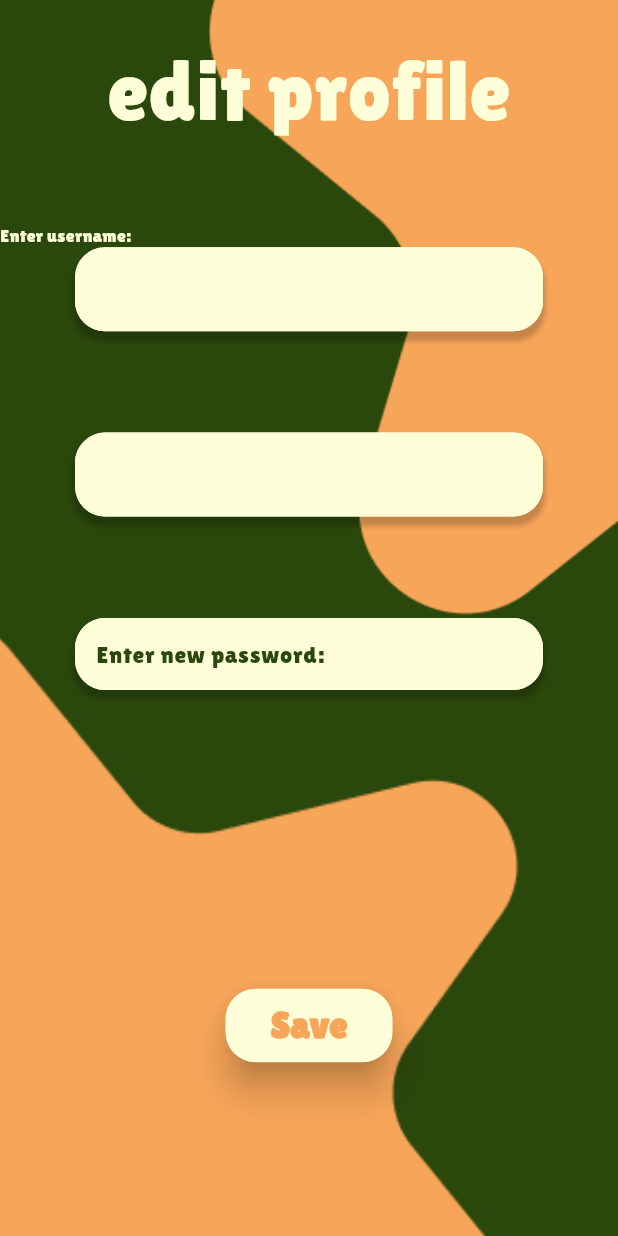
After one commit to amela-akija/animattio_mobile_app, a Flutter app: the EditProfilePage screen opened directly, on a phone screen of 412 x 824 dp. The commit adds this screen. Run offline on Flutter 3.47's test engine with Material 3 defaults, Android fonts, the phone set to English and light mode, and no system bars; our stand-ins replace cloud_firestore, firebase_auth, firebase_core, get, get_storage; accounts and stored records are empty; generated files the repository leaves out were written again.

Commit message:
account update

```diff
--- a/lib/localization/en.dart
+++ b/lib/localization/en.dart
@@ -3,7 +3,7 @@ const Map<String, String> en = {
   "sign_up": "Sign up",
   "log_to_sign": "Don't have an account yet? Sign up",
   "Log_in": "Log in",
-  "enter_password": "Enter password:",
+  "enter_password": "Enter password:", "enter_new_password": "Enter new password:",
   "enter_email": "Enter email:",
   "registered_successfully": "User registered successfully",
   "login_successfull": "User logged in successfully",
@@ -36,5 +36,5 @@ const Map<String, String> en = {
   "instructionMode2":
       "React by clicking on the screen only when this symbol is NOT displayed",
   "message": "Click on the screen to begin the game","delete":"delete account", "account_deletion": "Account deletion",
-  "delete_info":"Are you sure you want to delete the account?", "log_out":"Log out",
+  "delete_info":"Are you sure you want to delete the account?", "log_out":"Log out", "update":"edit profile",
 };
--- a/lib/localization/pl.dart
+++ b/lib/localization/pl.dart
@@ -3,7 +3,7 @@ const Map<String, String> pl = {
   "sign_up": "Rejestracja",
   "log_to_sign": "Nie masz jeszcze konta? Zarejestruj się",
   "Log_in": "Zaloguj",
-  "enter_password": "Wpisz hasło:",
+  "enter_password": "Wpisz hasło:", "enter_new_password": "Wpisz nowe hasło:",
   "enter_email": "Wpisz email:",
   "registered_successfully": "Poprawnie zarejestrowano",
   "login_successfull": "Poprawnie zalogowano",
@@ -36,5 +36,5 @@ const Map<String, String> pl = {
   "instructionMode2":
       "Reaguj klikając na ekran tylko wtedy, gdy ten symbol NIE jest wyświetlany",
   "message": "Kliknij na ekran, aby rozpocząć grę", "delete":"usuń konto", "account_deletion": "Usunięcie konta",
-  "delete_info":"Czy na pewno chcesz usunąć konto?", "log_out":"Wyloguj się",
+  "delete_info":"Czy na pewno chcesz usunąć konto?", "log_out":"Wyloguj się", "update":"edytuj profil",
 };
--- /dev/null
+++ b/lib/pages/edit_profile_page.dart
@@ -0,0 +1,363 @@
+import 'package:animattio_mobile_app/pages/main_page.dart';
+import 'package:animattio_mobile_app/pages/user_page.dart';
+import 'package:animattio_mobile_app/services/database_service.dart';
+import 'package:cloud_firestore/cloud_firestore.dart';
+import 'package:firebase_auth/firebase_auth.dart';
+import 'package:flutter/material.dart';
+import 'package:get/get.dart';
+
+class EditProfilePage extends StatefulWidget {
+  const EditProfilePage({super.key});
+
+  @override
+  State<EditProfilePage> createState() => _EditProfilePageState();
+}
+
+class _EditProfilePageState extends State<EditProfilePage> {
+  final dbService = DatabaseService();
+  final GlobalKey<FormState> _formKey = GlobalKey();
+
+  final TextEditingController usernameController = TextEditingController();
+  final TextEditingController emailController = TextEditingController();
+
+  @override
+  void initState() {
+    super.initState();
+    _loadUserData();
+  }
+
+  Future<void> _loadUserData() async {
+    Map<String, String> userData = await dbService.getUserData();
+    usernameController.text = userData['username'] ?? '';
+    emailController.text = userData['email'] ?? '';
+  }
+
+  //Registration controllers
+  final passwordController = TextEditingController();
+  final repeatPasswordController = TextEditingController();
+
+  @override
+  Widget build(BuildContext context) {
+    //Strings
+    String pageTitle = "update".tr;
+
+    //Colors
+    Color buttonColor = const Color(0xFFF7A559);
+    Color textColor = const Color(0xFF2A470C);
+    Color pageColor = const Color(0xFF2A470C);
+    Color fontColor = const Color(0xFFFEFFD9);
+    Color inputColor = const Color(0xFFFEFFD9);
+
+    //Size
+    dynamic deviceSize, height, width;
+    deviceSize = MediaQuery.of(context).size;
+    height = deviceSize.height;
+    width = deviceSize.width;
+    return Scaffold(
+      backgroundColor: pageColor,
+      body: Form(
+        key: _formKey,
+        child: Column(
+          children: [
+            Expanded(
+              child: Stack(
+                children: <Widget>[
+                  Positioned(
+                    top: 0,
+                    right: 0,
+                    child: SizedBox(
+                      width: width * 0.5,
+                      height: height * 0.5,
+                      child: FittedBox(
+                        fit: BoxFit.cover,
+                        child: Image.asset(
+                          'assets/avatar_page/star_avatar_1.png',
+                        ),
+                      ),
+                    ),
+                  ),
+                  Positioned(
+                    left: 0,
+                    bottom: 0,
+                    child: SizedBox(
+                      width: width * 0.6,
+                      height: height * 0.5,
+                      child: FittedBox(
+                        fit: BoxFit.cover,
+                        child: Image.asset(
+                          'assets/avatar_page/star_avatar_2.png',
+                        ),
+                      ),
+                    ),
+                  ),
+                  Padding(
+                    padding: const EdgeInsets.only(top: 20.0),
+                    child: Align(
+                      alignment: Alignment.topCenter,
+                      child: Text(
+                        pageTitle,
+                        textAlign: TextAlign.center,
+                        style: TextStyle(
+                          color: fontColor,
+                          fontSize: 56,
+                          fontFamily: 'Lilita One',
+                        ),
+                      ),
+                    ),
+                  ),
+                  Positioned(
+                    top: deviceSize.height * 0.18,
+                    child: Text(
+                      "enter_username".tr,
+                      textAlign: TextAlign.center,
+                      style: TextStyle(
+                        color: fontColor,
+                        fontSize: 12,
+                        fontFamily: 'Lilita One',
+                      ),
+                    ),
+                  ),
+                  Positioned(
+                    top: deviceSize.height * 0.2,
+                    width: deviceSize.width,
+                    child: Padding(
+                      padding: const EdgeInsets.symmetric(horizontal: 50.0),
+                      child: Container(
+                        decoration: BoxDecoration(
+                          borderRadius: BorderRadius.circular(20),
+                          boxShadow: [
+                            BoxShadow(
+                              color: Colors.black.withOpacity(0.2),
+                              spreadRadius: 1,
+                              blurRadius: 2,
+                              offset: const Offset(0, 5),
+                            ),
+                          ],
+                        ),
+                        child: TextFormField(
+                          controller: usernameController,
+                          style: TextStyle(color: textColor),
+                          decoration: InputDecoration(
+                            filled: true,
+                            fillColor: inputColor,
+                            border: OutlineInputBorder(
+                              borderSide: BorderSide(color: inputColor),
+                              borderRadius: BorderRadius.circular(20),
+                            ),
+                            enabledBorder: OutlineInputBorder(
+                              borderSide: BorderSide(color: inputColor),
+                              borderRadius: BorderRadius.circular(20),
+                            ),
+                            focusedBorder: OutlineInputBorder(
+                              borderSide: BorderSide(color: inputColor),
+                              borderRadius: BorderRadius.circular(20),
+                            ),
+                          ),
+                          validator: (value) {
+                            if (value!.isEmpty) {
+                              return null;
+                            } else {
+                              return null;
+                            }
+                          },
+                        ),
+                      ),
+                    ),
+                  ),
+                  Positioned(
+                    top: deviceSize.height * 0.35,
+                    width: deviceSize.width,
+                    child: Padding(
+                      padding: const EdgeInsets.symmetric(horizontal: 50.0),
+                      child: Container(
+                        decoration: BoxDecoration(
+                          borderRadius: BorderRadius.circular(20),
+                          boxShadow: [
+                            BoxShadow(
+                              color: Colors.black.withOpacity(0.2),
+                              spreadRadius: 1,
+                              blurRadius: 2,
+                              offset: const Offset(0, 5),
+                            ),
+                          ],
+                        ),
+                        child: TextFormField(
+                          controller: emailController,
+                          style: TextStyle(color: textColor),
+                          decoration: InputDecoration(
+                            filled: true,
+                            fillColor: inputColor,
+                            border: OutlineInputBorder(
+                              borderSide: BorderSide(color: inputColor),
+                              borderRadius: BorderRadius.circular(20),
+                            ),
+                            enabledBorder: OutlineInputBorder(
+                              borderSide: BorderSide(color: inputColor),
+                              borderRadius: BorderRadius.circular(20),
+                            ),
+                            focusedBorder: OutlineInputBorder(
+                              borderSide: BorderSide(color: inputColor),
+                              borderRadius: BorderRadius.circular(20),
+                            ),
+                            // hintText: "xxx",
+                            // hintStyle: TextStyle(
+                            //     color: textColor, fontFamily: 'Lilita One'),
+                            // contentPadding: const EdgeInsets.symmetric(
+                            //     vertical: 10, horizontal: 10),
+                          ),
+                          validator: (value) {
+                            if (value!.isEmpty) {
+                              return null;
+                            } else if (!value.contains("@")) {
+                              return "email_format".tr;
+                            }
+                            return null; //zmiana
+                          },
+                        ),
+                      ),
+                    ),
+                  ),
+                  Positioned(
+                    top: deviceSize.height * 0.5,
+                    width: deviceSize.width,
+                    child: Padding(
+                      padding: const EdgeInsets.symmetric(horizontal: 50.0),
+                      child: Container(
+                        decoration: BoxDecoration(
+                          borderRadius: BorderRadius.circular(20),
+                          boxShadow: [
+                            BoxShadow(
+                              color: Colors.black.withOpacity(0.2),
+                              spreadRadius: 1,
+                              blurRadius: 2,
+                              offset: const Offset(0, 5),
+                            ),
+                          ],
+                        ),
+                        child: TextFormField(
+                          controller: passwordController,
+                          style: TextStyle(color: textColor),
+                          decoration: InputDecoration(
+                            filled: true,
+                            fillColor: inputColor,
+                            border: OutlineInputBorder(
+                              borderSide: BorderSide(color: inputColor),
+                              borderRadius: BorderRadius.circular(20),
+                            ),
+                            enabledBorder: OutlineInputBorder(
+                              borderSide: BorderSide(color: inputColor),
+                              borderRadius: BorderRadius.circular(20),
+                            ),
+                            focusedBorder: OutlineInputBorder(
+                              borderSide: BorderSide(color: inputColor),
+                              borderRadius: BorderRadius.circular(20),
+                            ),
+                            hintText: 'enter_new_password'.tr,
+                            hintStyle: TextStyle(
+                                color: textColor, fontFamily: 'Lilita One'),
+                            contentPadding: const EdgeInsets.symmetric(
+                                vertical: 10, horizontal: 10),
+                          ),
+                          validator: (value) {
+                            if (value!.isEmpty) {
+                              return null;
+                            } else if (value.length < 8) {
+                              return "short_password".tr;
+                            } else if (!value.contains(RegExp(r'[A-Z]'))) {
+                              return "uppercase".tr;
+                            } else if (!value.contains(RegExp(r'[0-9]'))) {
+                              return "numerical".tr;
+                            } else {
+                              return null;
+                            }
+                          },
+                          obscureText: true,
+                        ),
+                      ),
+                    ),
+                  ),
+                  Positioned(
+                    top: height * 0.8,
+                    width: deviceSize.width,
+                    child: Padding(
+                      padding: const EdgeInsets.only(bottom: 20.0),
+                      child: Align(
+                        alignment: Alignment.center,
+                        child: ElevatedButton(
+                          onPressed: () async {
+                            FirebaseAuth firebaseAuth = FirebaseAuth.instance;
+                            User? currentUser = firebaseAuth.currentUser;
+                             if (passwordController.text != '' && emailController.text != currentUser?.email) {
+                              dbService.updateUserData(usernameController.text,
+                                  emailController.text);
+                              currentUser
+                                  ?.updatePassword(passwordController.text);
+                              currentUser?.verifyBeforeUpdateEmail(
+                                  emailController.text);
+                              Navigator.of(context).push(MaterialPageRoute(
+                                  builder: (BuildContext context) {
+                                return MainPage();
+                              }));
+                              await FirebaseAuth.instance.signOut();
+                            }
+                            else if (emailController.text != currentUser?.email) {
+                              dbService.updateUserData(usernameController.text,
+                                  emailController.text);
+                              currentUser?.verifyBeforeUpdateEmail(
+                                  emailController.text);
+                              Navigator.of(context).push(MaterialPageRoute(
+                                  builder: (BuildContext context) {
+                                return MainPage();
+                              }));
+                              await FirebaseAuth.instance.signOut();
+                            } else if (passwordController.text != '') {
+                              dbService.updateUserData(usernameController.text,
+                                  emailController.text);
+                              currentUser
+                                  ?.updatePassword(passwordController.text);
+                              Navigator.of(context).push(MaterialPageRoute(
+                                  builder: (BuildContext context) {
+                                return MainPage();
+                              }));
+                              await FirebaseAuth.instance.signOut();
+                            }
+
+                            else {
+                              dbService.updateUserData(usernameController.text,
+                                  emailController.text);
+                              Navigator.of(context).push(MaterialPageRoute(
+                                  builder: (BuildContext context) {
+                                return const UserPage();
+                              }));
+                            }
+                          },
+                          style: TextButton.styleFrom(
+                            backgroundColor: fontColor,
+                            padding: const EdgeInsets.symmetric(
+                                horizontal: 30, vertical: 10),
+                            textStyle: const TextStyle(
+                                fontSize: 25,
+                                fontFamily: 'Lilita One',
+                                fontWeight: FontWeight.w900),
+                            shape: RoundedRectangleBorder(
+                              borderRadius: BorderRadius.circular(20),
+                            ),
+                            elevation: 10,
+                          ),
+                          child: Text(
+                            "save".tr,
+                            style: TextStyle(color: buttonColor),
+                          ),
+                        ),
+                      ),
+                    ),
+                  ),
+                ],
+              ),
+            ),
+          ],
+        ),
+      ),
+    );
+  }
+}
```
Also changed, not shown: lib/pages/settings_page.dart (+39 -3 lines), lib/services/database_service.dart (+37 -2 lines).
